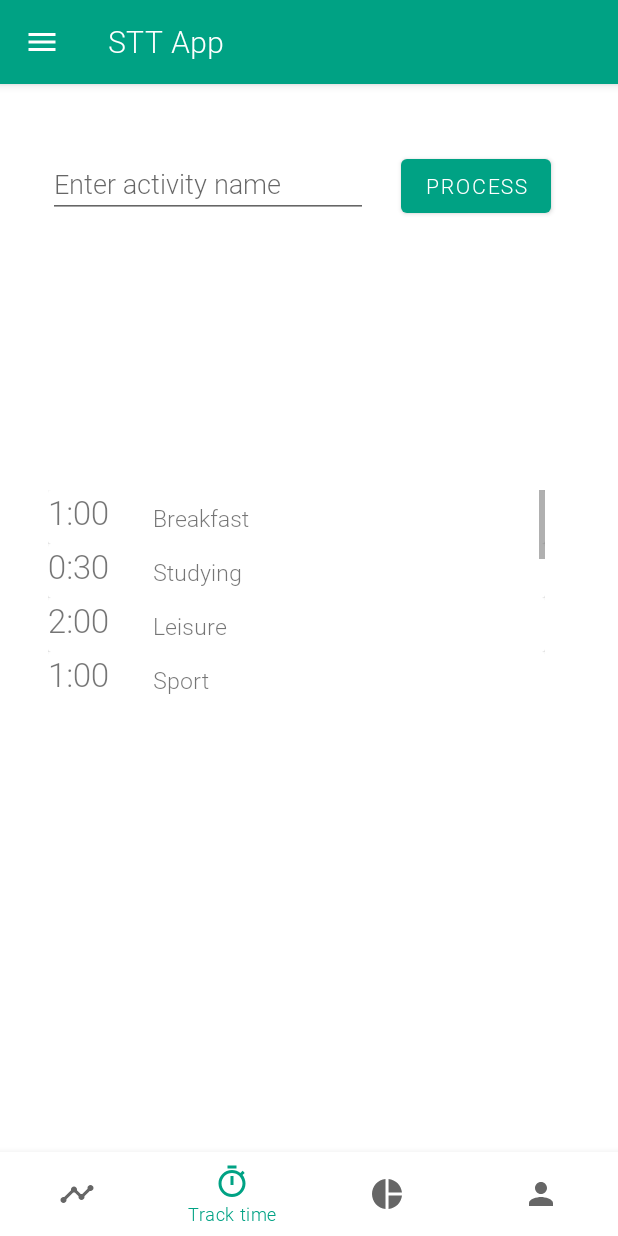
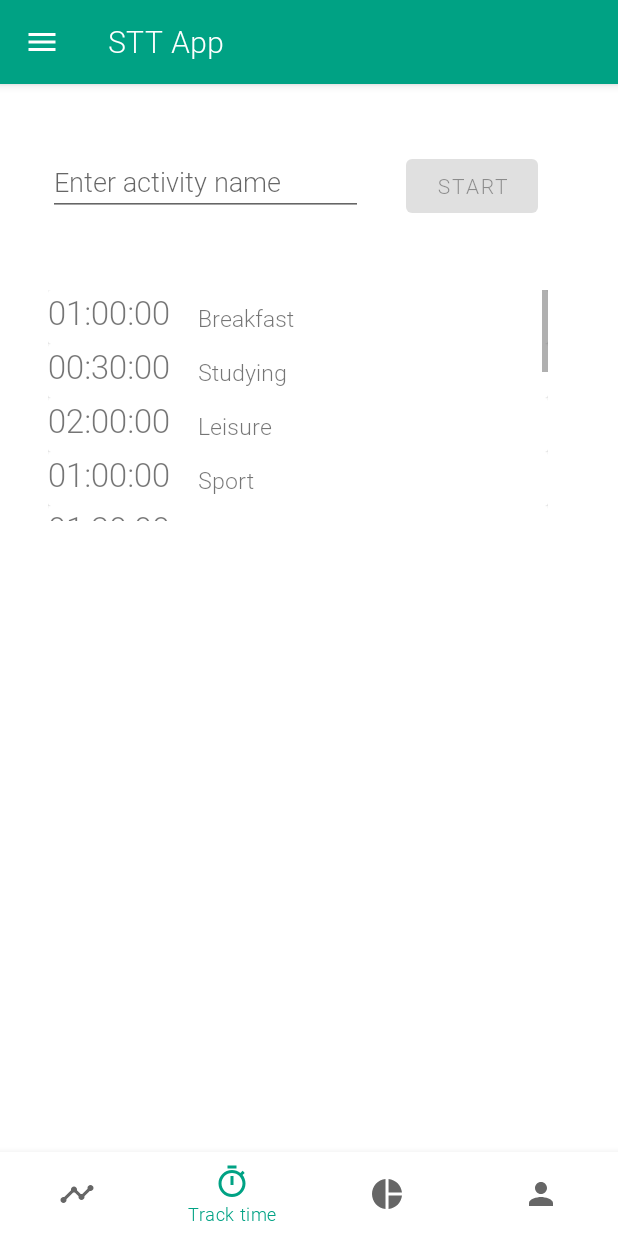
Before and after one commit to kolorowerowe/StudentTimeTracker, an Android app: the screen it shows after launch (MainActivity), item 2 of the bottom bar chosen, on a phone screen of 412 x 824 dp. Run offline under Robolectric (Android 15) with nearby library versions, the phone set to English and light mode, and no system bars.

Commit message:
Adding TimeEntries to RecycleView

```diff
--- a/app/src/main/java/com/github/studenttimetracker/fragments/TrackTimeFragment.java
+++ b/app/src/main/java/com/github/studenttimetracker/fragments/TrackTimeFragment.java
@@ -5,6 +5,8 @@ import android.content.Context;
 import android.content.Intent;
 import android.content.IntentFilter;
 import android.os.Bundle;
+import android.text.Editable;
+import android.text.TextWatcher;
 import android.view.LayoutInflater;
 import android.view.View;
 import android.view.ViewGroup;
@@ -41,22 +43,23 @@ public class TrackTimeFragment extends Fragment {
 
     @Nullable
     @Override
-    public View onCreateView(@NonNull LayoutInflater inflater, @Nullable ViewGroup container, @Nullable Bundle savedInstanceState) {
+    public View onCreateView(@NonNull final LayoutInflater inflater, @Nullable ViewGroup container, @Nullable Bundle savedInstanceState) {
         View view = inflater.inflate(R.layout.fragment_tracktime, container, false);
 
         // Setting the timeEntryRecycleView
         RecyclerView recyclerView = view.findViewById(R.id.recycler);
         recyclerView.setHasFixedSize(false);
         recyclerView.setLayoutManager(new LinearLayoutManager(getContext()));
-        recyclerView.setAdapter(new TimeEntryAdapter(initTimeEntryRecycleView()));
+        final TimeEntryAdapter timeEntryAdapter = new TimeEntryAdapter(initTimeEntryRecycleView());
+        recyclerView.setAdapter(timeEntryAdapter);
 
         final Button startButton = view.findViewById(R.id.startActivity);
         final Button endButton = view.findViewById(R.id.endActivity);
         final TextView activityNameInput = view.findViewById(R.id.activityNameInput);
         final TextView activityNameShow = view.findViewById(R.id.activityNameShow);
         final TextView chronometer = view.findViewById(R.id.myChronometer);
-        final TextView spentTime = view.findViewById(R.id.spentTime);
 
+        startButton.setEnabled(false);
         LocalBroadcastManager.getInstance(getActivity()).registerReceiver(
                 new BroadcastReceiver() {
                     @Override
@@ -75,7 +78,6 @@ public class TrackTimeFragment extends Fragment {
             endButton.setVisibility(View.VISIBLE);
             chronometer.setVisibility(View.VISIBLE);
             activityNameShow.setVisibility(View.VISIBLE);
-            spentTime.setVisibility(View.VISIBLE);
 
             startButton.setVisibility(View.INVISIBLE);
             activityNameInput.setVisibility(View.INVISIBLE);
@@ -84,7 +86,6 @@ public class TrackTimeFragment extends Fragment {
             endButton.setVisibility(View.INVISIBLE);
             chronometer.setVisibility(View.INVISIBLE);
             activityNameShow.setVisibility(View.INVISIBLE);
-            spentTime.setVisibility(View.INVISIBLE);
 
             startButton.setVisibility(View.VISIBLE);
             activityNameInput.setVisibility(View.VISIBLE);
@@ -104,6 +105,7 @@ public class TrackTimeFragment extends Fragment {
 
                 endButton.setVisibility(View.VISIBLE);
                 chronometer.setVisibility(View.VISIBLE);
+                activityNameShow.setVisibility(View.VISIBLE);
                 activityNameInput.setVisibility(View.INVISIBLE);
                 startButton.setVisibility(View.INVISIBLE);
             }
@@ -116,11 +118,14 @@ public class TrackTimeFragment extends Fragment {
                 Intent serviceIntent = new Intent(getActivity(),ChronometerService.class);
                 getActivity().stopService(serviceIntent);
 
-                spentTime.setText(chronometer.getText());
+                String duration = (String) chronometer.getText();
+                String activity = (String) activityNameShow.getText();
+                TimeEntry timeEntry = new TimeEntry(duration,activity);
+                timeEntryList.add(timeEntry);
+                timeEntryAdapter.notifyDataSetChanged();
 
-                spentTime.setVisibility(View.VISIBLE);
-                activityNameShow.setVisibility(View.VISIBLE);
                 activityNameInput.setVisibility(View.VISIBLE);
+                activityNameShow.setVisibility(View.INVISIBLE);
                 startButton.setVisibility(View.VISIBLE);
                 endButton.setVisibility(View.INVISIBLE);
                 chronometer.setVisibility(View.INVISIBLE);
@@ -128,24 +133,38 @@ public class TrackTimeFragment extends Fragment {
             }
         });
         // End of onClicks()
+
+        // Text Watcher
+        activityNameInput.addTextChangedListener(new TextWatcher() {
+            @Override
+            public void beforeTextChanged(CharSequence s, int start, int count, int after) {}
+
+            @Override
+            public void onTextChanged(CharSequence s, int start, int before, int count) {
+                String input = activityNameInput.getText().toString().trim();
+                startButton.setEnabled(!input.isEmpty());
+            }
+
+            @Override
+            public void afterTextChanged(Editable s) {}
+        });
         return view;
     }
 
     // Init with data form DataBase
     private List<TimeEntry> initTimeEntryRecycleView(){
-        timeEntryList.add(new TimeEntry("1:00", "Breakfast"));
-        timeEntryList.add(new TimeEntry("0:30", "Studying"));
-        timeEntryList.add(new TimeEntry("2:00", "Leisure"));
-        timeEntryList.add(new TimeEntry("1:00", "Sport"));
-        timeEntryList.add(new TimeEntry("1:30", "Gaming"));
-        timeEntryList.add(new TimeEntry("3:00", "Studying"));
-        timeEntryList.add(new TimeEntry("1:00", "Breakfast"));
-        timeEntryList.add(new TimeEntry("0:30", "Studying"));
-        timeEntryList.add(new TimeEntry("2:00", "Leisure"));
-        timeEntryList.add(new TimeEntry("1:00", "Sport"));
-        timeEntryList.add(new TimeEntry("1:30", "Gaming"));
-        timeEntryList.add(new TimeEntry("3:00", "Studying"));
-
+        timeEntryList.add(new TimeEntry("01:00:00", "Breakfast"));
+        timeEntryList.add(new TimeEntry("00:30:00", "Studying"));
+        timeEntryList.add(new TimeEntry("02:00:00", "Leisure"));
+        timeEntryList.add(new TimeEntry("01:00:00", "Sport"));
+        timeEntryList.add(new TimeEntry("01:30:00", "Gaming"));
+        timeEntryList.add(new TimeEntry("03:00:00", "Studying"));
+        timeEntryList.add(new TimeEntry("01:00:00", "Breakfast"));
+        timeEntryList.add(new TimeEntry("00:30:00", "Studying"));
+        timeEntryList.add(new TimeEntry("02:00:00", "Leisure"));
+        timeEntryList.add(new TimeEntry("01:00:00", "Sport"));
+        timeEntryList.add(new TimeEntry("01:30:00", "Gaming"));
+        timeEntryList.add(new TimeEntry("03:00:00", "Studying"));
 
         return timeEntryList;
     }
--- a/app/src/main/res/layout/fragment_tracktime.xml
+++ b/app/src/main/res/layout/fragment_tracktime.xml
@@ -6,48 +6,16 @@
     android:layout_width="match_parent"
     android:layout_height="match_parent">
 
-    <EditText
-        android:id="@+id/activityNameInput"
-        android:layout_width="213dp"
-        android:layout_height="0dp"
-        android:layout_marginStart="32dp"
-        android:layout_marginTop="100dp"
-        android:ems="10"
-        android:inputType="textPersonName"
-        android:hint="Enter activity name"
-        app:layout_constraintStart_toStartOf="parent"
-        app:layout_constraintTop_toTopOf="parent" />
-
     <Button
         android:id="@+id/startActivity"
         android:layout_width="wrap_content"
         android:layout_height="wrap_content"
         android:layout_marginEnd="16dp"
-        android:text="Process"
+        android:text="Start"
         app:layout_constraintBaseline_toBaselineOf="@+id/activityNameInput"
         app:layout_constraintEnd_toEndOf="parent"
         app:layout_constraintHorizontal_bias="0.438"
         app:layout_constraintStart_toEndOf="@+id/activityNameInput" />
-
-    <TextView
-        android:id="@+id/activityNameShow"
-        android:layout_width="183dp"
-        android:layout_height="21dp"
-        android:layout_marginStart="32dp"
-        android:layout_marginTop="92dp"
-        android:text="Activity"
-        app:layout_constraintStart_toStartOf="parent"
-        app:layout_constraintTop_toBottomOf="@+id/activityNameInput" />
-
-    <TextView
-        android:id="@+id/spentTime"
-        android:layout_width="77dp"
-        android:layout_height="19dp"
-        android:layout_marginStart="20dp"
-        android:text="Start"
-        app:layout_constraintBaseline_toBaselineOf="@+id/activityNameShow"
-        app:layout_constraintEnd_toEndOf="parent"
-        app:layout_constraintStart_toEndOf="@+id/activityNameShow" />
 
     <Button
         android:id="@+id/endActivity"
@@ -56,8 +24,29 @@
         android:text="Stop"
         app:layout_constraintBaseline_toBaselineOf="@+id/activityNameInput"
         app:layout_constraintEnd_toEndOf="parent"
-        app:layout_constraintHorizontal_bias="0.851"
+        app:layout_constraintHorizontal_bias="0.832"
         app:layout_constraintStart_toStartOf="parent" />
+
+    <EditText
+        android:id="@+id/activityNameInput"
+        android:layout_width="210dp"
+        android:layout_height="44dp"
+        android:layout_marginStart="32dp"
+        android:layout_marginTop="100dp"
+        android:ems="10"
+        android:hint="Enter activity name"
+        android:inputType="textPersonName"
+        app:layout_constraintStart_toStartOf="parent"
+        app:layout_constraintTop_toTopOf="parent" />
+
+    <TextView
+        android:id="@+id/activityNameShow"
+        android:layout_width="183dp"
+        android:layout_height="21dp"
+        android:layout_marginStart="32dp"
+        android:text="Activity"
+        app:layout_constraintStart_toStartOf="parent"
+        app:layout_constraintTop_toBottomOf="@+id/activityNameInput" />
 
     <TextView
         android:id="@+id/myChronometer"
@@ -66,16 +55,16 @@
         android:layout_marginTop="100dp"
         android:text="TextView"
         app:layout_constraintEnd_toEndOf="parent"
-        app:layout_constraintHorizontal_bias="0.174"
+        app:layout_constraintHorizontal_bias="0.159"
         app:layout_constraintStart_toStartOf="parent"
         app:layout_constraintTop_toTopOf="parent" />
 
     <androidx.recyclerview.widget.RecyclerView
         android:id="@+id/recycler"
-        android:layout_width="331dp"
-        android:layout_height="141dp"
+        android:layout_width="333dp"
+        android:layout_height="154dp"
         android:layout_marginStart="32dp"
-        android:layout_marginTop="68dp"
+        android:layout_marginTop="28dp"
         android:scrollbars="vertical"
         app:layout_constraintStart_toStartOf="parent"
         app:layout_constraintTop_toBottomOf="@+id/activityNameShow"
--- a/app/src/main/res/layout/time_entry.xml
+++ b/app/src/main/res/layout/time_entry.xml
@@ -18,7 +18,7 @@
 
             <TextView
                 android:id="@+id/itemNameMain"
-                android:layout_width="70dp"
+                android:layout_width="100dp"
                 android:layout_height="match_parent"
                 android:text="Main"
                 android:textSize="22sp" />
```
